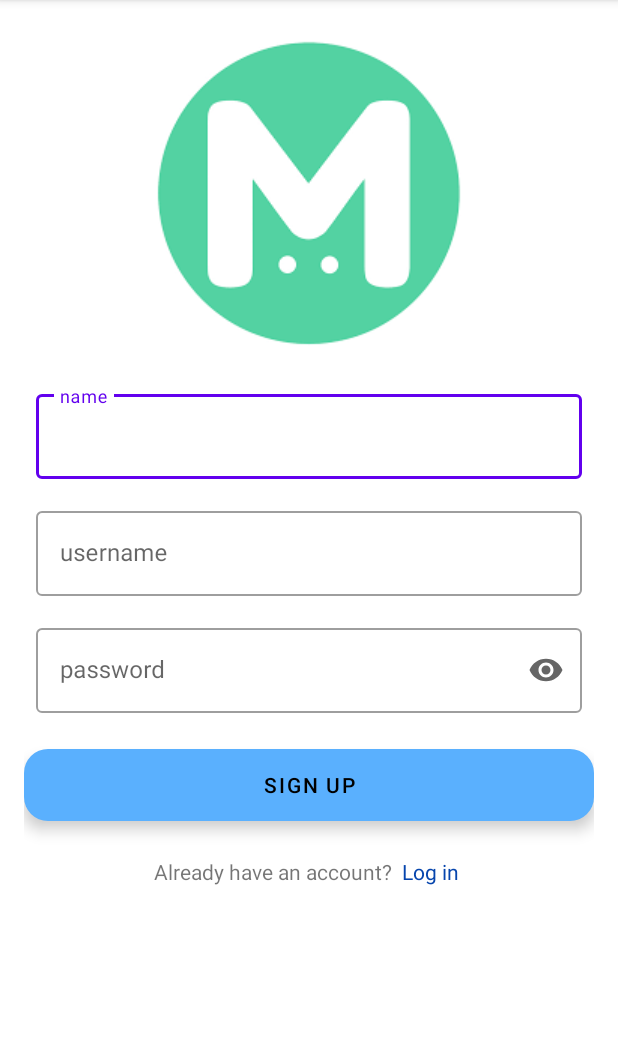
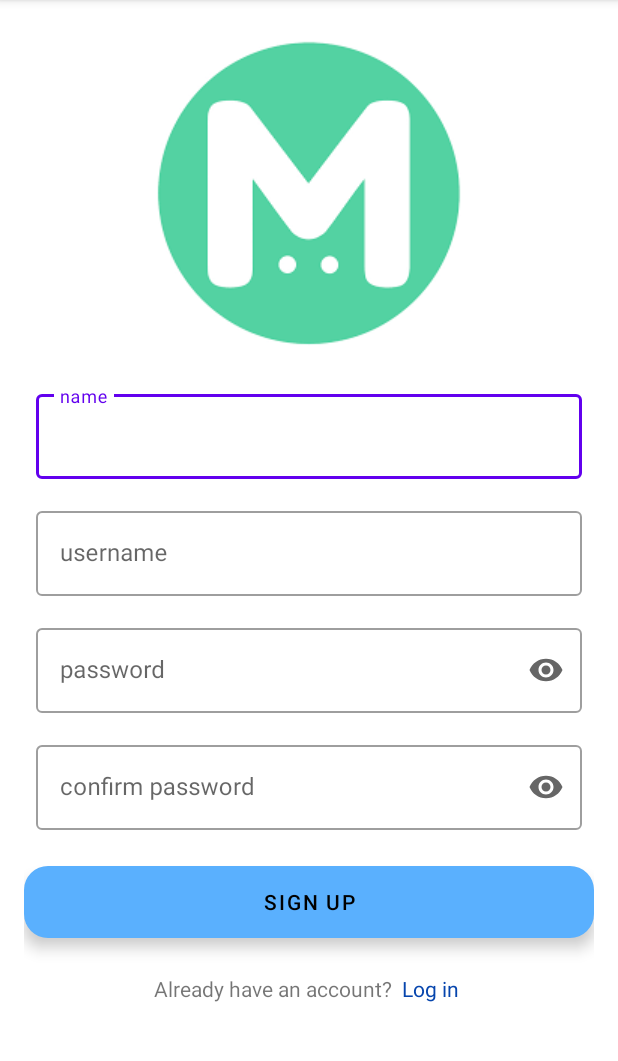
Before and after one commit to abeni5049/Memegram, an Android app: the SignupActivity screen opened directly, with no data from a screen before it, on a phone screen of 412 x 824 dp, the part 84-1145 px from its top. Run offline under Robolectric (Android 15) with nearby library versions, the phone set to English and light mode, and no system bars.

Commit message:
added confirm password filled to sign up page

```diff
--- a/app/src/main/res/layout/activity_signup.xml
+++ b/app/src/main/res/layout/activity_signup.xml
@@ -62,6 +62,23 @@
 
     </com.google.android.material.textfield.TextInputLayout>
 
+
+    <com.google.android.material.textfield.TextInputLayout
+        android:layout_width="match_parent"
+        android:layout_height="wrap_content"
+        android:layout_margin="8dp"
+        app:endIconMode="password_toggle"
+        style="@style/Widget.MaterialComponents.TextInputLayout.OutlinedBox"
+        android:hint="confirm password">
+
+        <com.google.android.material.textfield.TextInputEditText
+            android:layout_width="match_parent"
+            android:layout_height="wrap_content"
+            android:inputType="textPassword"
+            />
+
+    </com.google.android.material.textfield.TextInputLayout>
+
     <com.google.android.material.button.MaterialButton
         android:layout_marginBottom="8dp"
         android:layout_marginTop="16dp"
```
